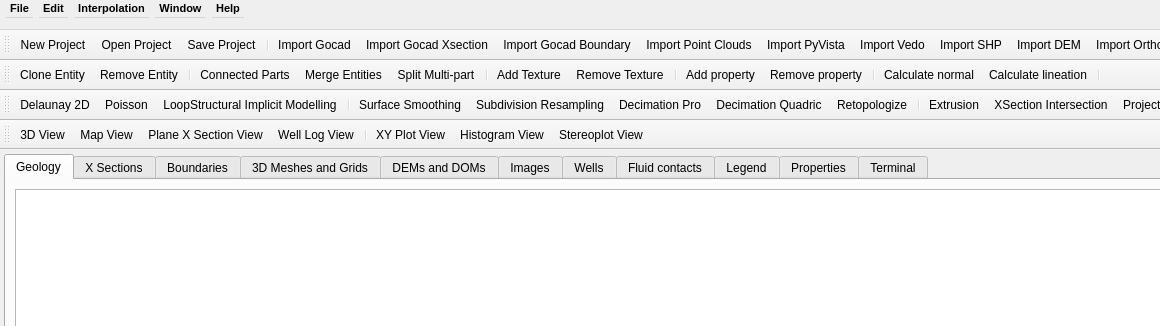
This is gui/project_window.ui in gecos-lab/PZero as Qt 5 draws it before an edit; both pictures show x 0 to 1160 and y 0 to 326 of the 1418 by 800 pixel window. The edited form follows.
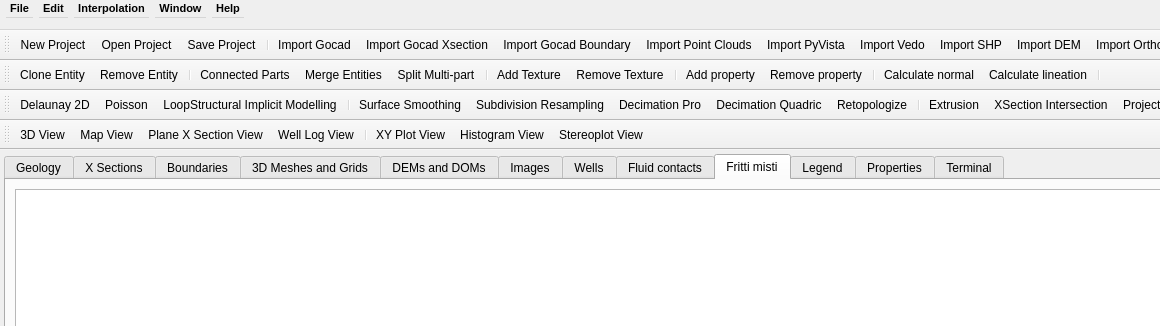
This is the edited form. The open tabs and pages were chosen to show the change.

What changed in the file:
```diff
--- a/gui/project_window.ui
+++ b/gui/project_window.ui
@@ -280,6 +280,16 @@
         </item>
        </layout>
       </widget>
+      <widget class="QWidget" name="tabFritti">
+       <attribute name="title">
+        <string>Fritti misti</string>
+       </attribute>
+       <layout class="QVBoxLayout" name="verticalLayout_11">
+        <item>
+         <widget class="QTableView" name="FrittiTableView"/>
+        </item>
+       </layout>
+      </widget>
       <widget class="QWidget" name="tabLegend">
        <property name="sizePolicy">
         <sizepolicy hsizetype="MinimumExpanding" vsizetype="MinimumExpanding">
```
